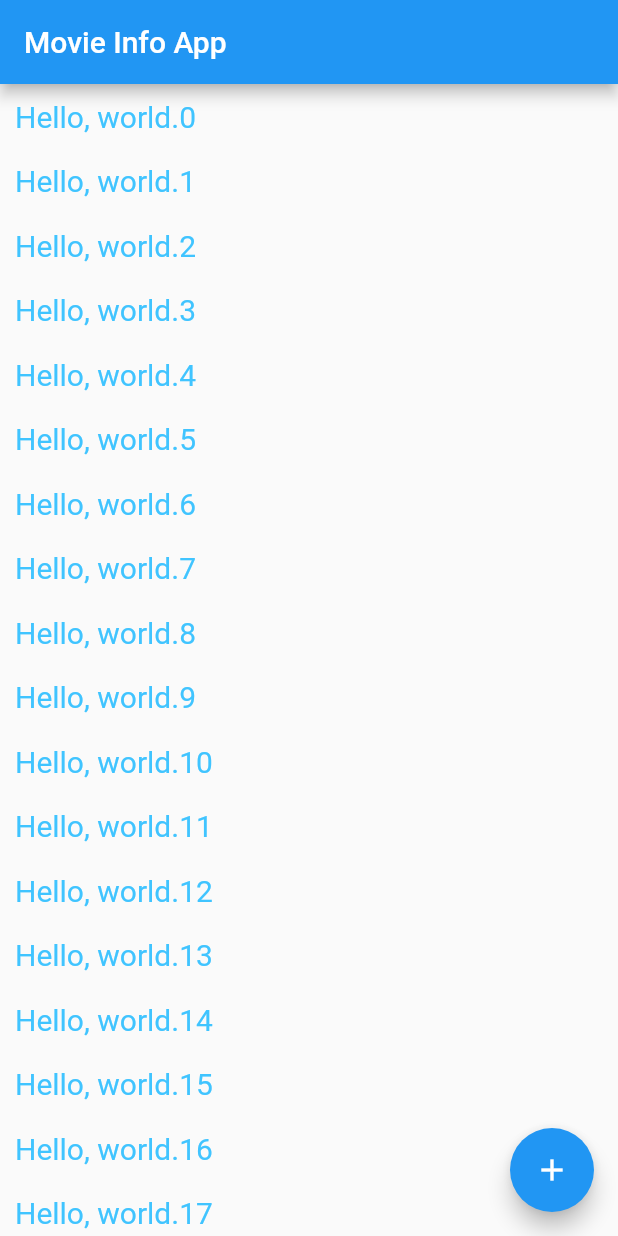
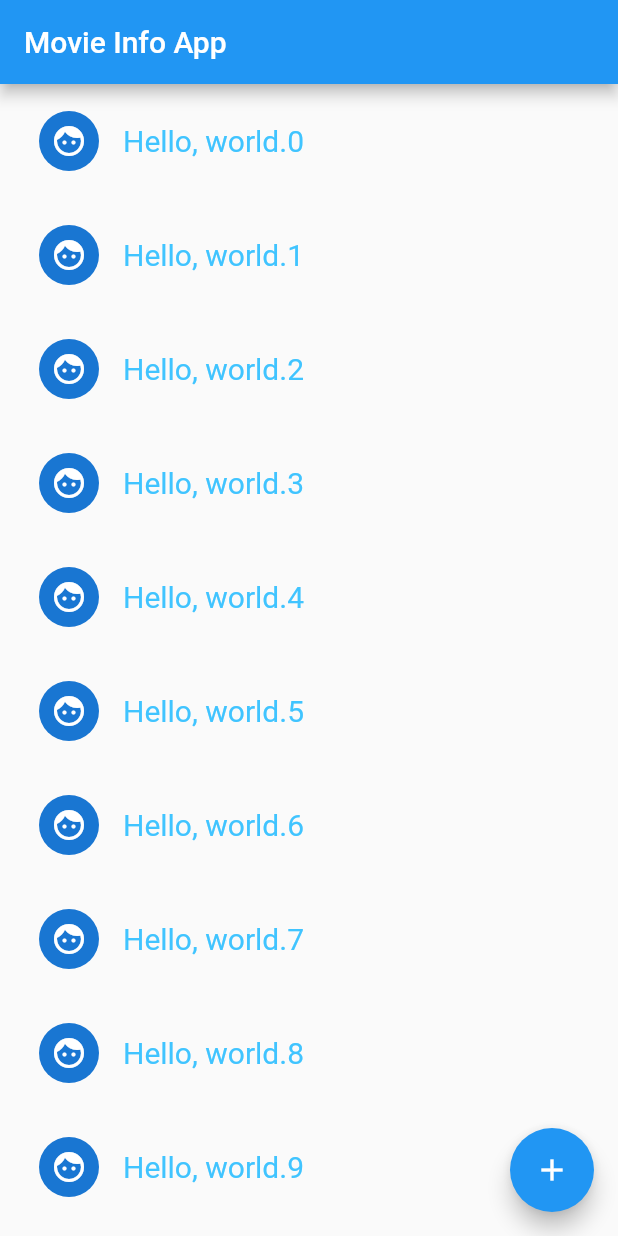
Before and after one commit to tmhouse/my_first_flutter_app, a Flutter app: the screen it shows after launch, on a phone screen of 412 x 824 dp. Run offline on Flutter 3.47's test engine with Material 2 defaults, Android fonts, the phone set to English and light mode, and no system bars; our stand-ins replace flutter_riverpod; generated files the repository leaves out were written again.

Commit message:
ListTileを使ってみる。

```diff
--- a/lib/main.dart
+++ b/lib/main.dart
@@ -59,9 +59,13 @@ class HomePage extends ConsumerWidget {
     for (int i = 0; i < 20; i++) {
       widgets.add(new Padding(
           padding: new EdgeInsets.all(10.0),
-          child: Text("Hello, world.$i",
-              style: TextStyle(fontSize: 20, color: Colors.lightBlueAccent)),
-      ));
+          child: ListTile(
+              leading: CircleAvatar(child: Icon(Icons.face)),
+              title: Text("Hello, world.$i",
+                  style: TextStyle(fontSize: 20, color: Colors.lightBlueAccent)),
+          )
+        ),
+      );
     }
     return widgets;
   }
```
